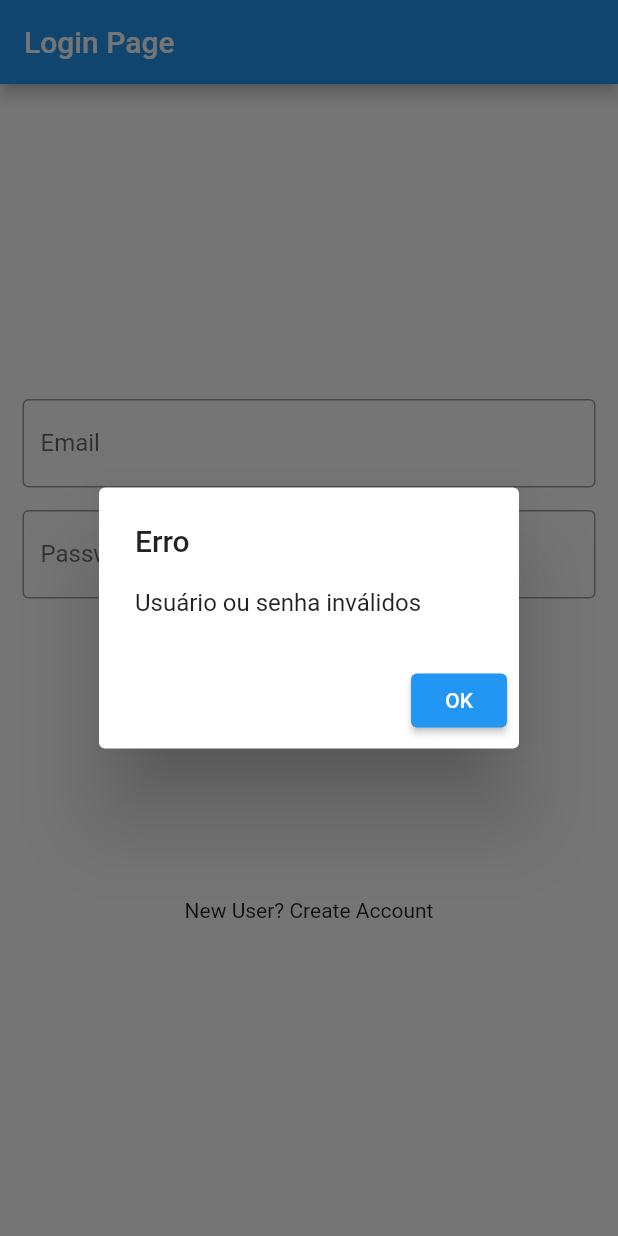
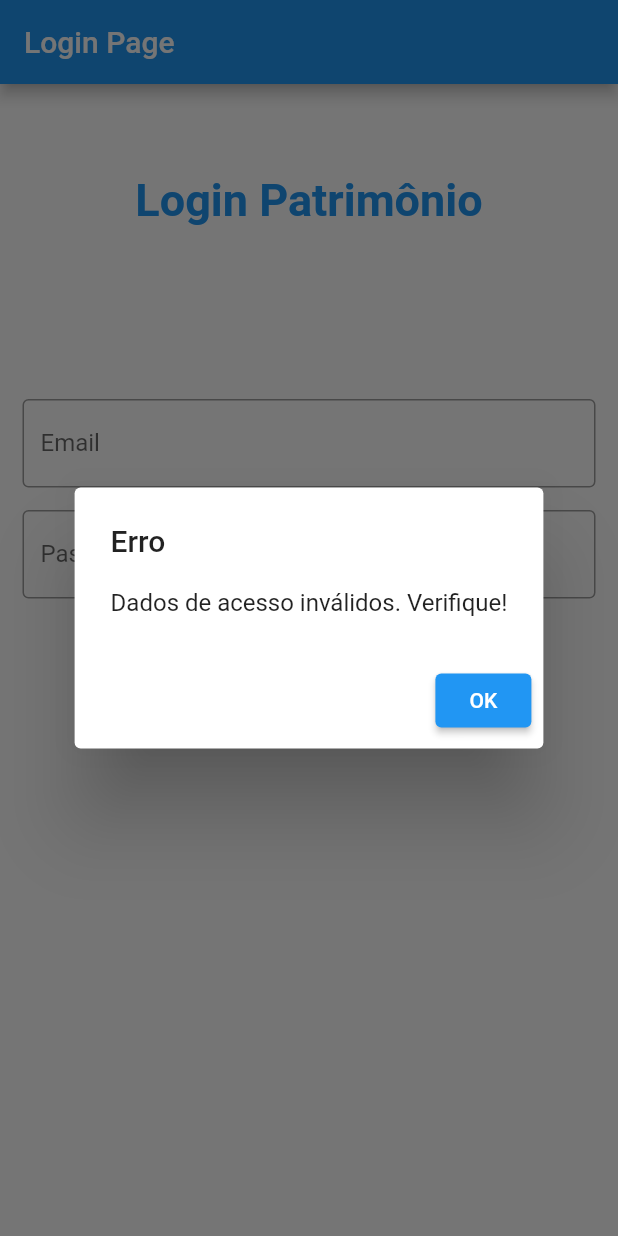
Before and after one commit to Motter10/avaliacao_2_flutter, a Flutter app: the screen it shows after launch, after a tap on "Login", on a phone screen of 412 x 824 dp. Run offline on Flutter 3.47's test engine with Material 2 defaults, Android fonts, the phone set to English and light mode, and no system bars.

```diff
--- a/lib/main.dart
+++ b/lib/main.dart
@@ -1,6 +1,6 @@
 import 'package:flutter/material.dart';
 
-import 'HomePage.dart';
+import 'PatrimonioPage.dart';
 
 void main() {
   runApp(const MyApp());
@@ -44,12 +44,12 @@ class _LoginPageState extends State<LoginPage> {
               padding: EdgeInsets.only(top: 60.0),
               child: Center(
                 child: SizedBox(
-                    width: 200,
                     height: 150,
-                    /*decoration: BoxDecoration(
-                        color: Colors.red,
-                        borderRadius: BorderRadius.circular(50.0)),*/
-                    child: Text('')),
+                    child: Text('Login Patrimônio',
+                        style: TextStyle(
+                            fontSize: 30,
+                            fontWeight: FontWeight.bold,
+                            color: Colors.blue))),
               ),
             ),
             Padding(
@@ -87,9 +87,10 @@ class _LoginPageState extends State<LoginPage> {
                 onPressed: () {
                   if (emailController.text == 'admin@patrimonio.com.br' &&
                       passwordController.text == '123') {
-                    Navigator.push(
+                    Navigator.pushReplacement(
                       context,
-                      MaterialPageRoute(builder: (context) => const HomePage()),
+                      MaterialPageRoute(
+                          builder: (context) => const PatrimonioPage()),
                     );
                   } else {
                     showDialog(
@@ -97,7 +98,8 @@ class _LoginPageState extends State<LoginPage> {
                       builder: (BuildContext context) {
                         return AlertDialog(
                           title: const Text('Erro'),
-                          content: const Text('Usuário ou senha inválidos'),
+                          content: const Text(
+                              'Dados de acesso inválidos. Verifique!'),
                           actions: <Widget>[
                             ElevatedButton(
                               child: const Text('OK'),
@@ -111,7 +113,7 @@ class _LoginPageState extends State<LoginPage> {
                     );
                   }
                   // Navigator.push(context,
-                  //     MaterialPageRoute(builder: (_) => const HomePage()));
+                  //     MaterialPageRoute(builder: (_) => const PatrimonioPage()));
                 },
                 child: const Text(
                   'Login',
@@ -119,10 +121,6 @@ class _LoginPageState extends State<LoginPage> {
                 ),
               ),
             ),
-            const SizedBox(
-              height: 130,
-            ),
-            const Text('New User? Create Account')
           ],
         ),
       ),
```
Also changed, not shown: lib/HomePage.dart (deleted, +0 -36 lines), lib/PatrimonioPage.dart (added, +55 -0 lines), lib/components/MyCard.dart (added, +35 -0 lines).
